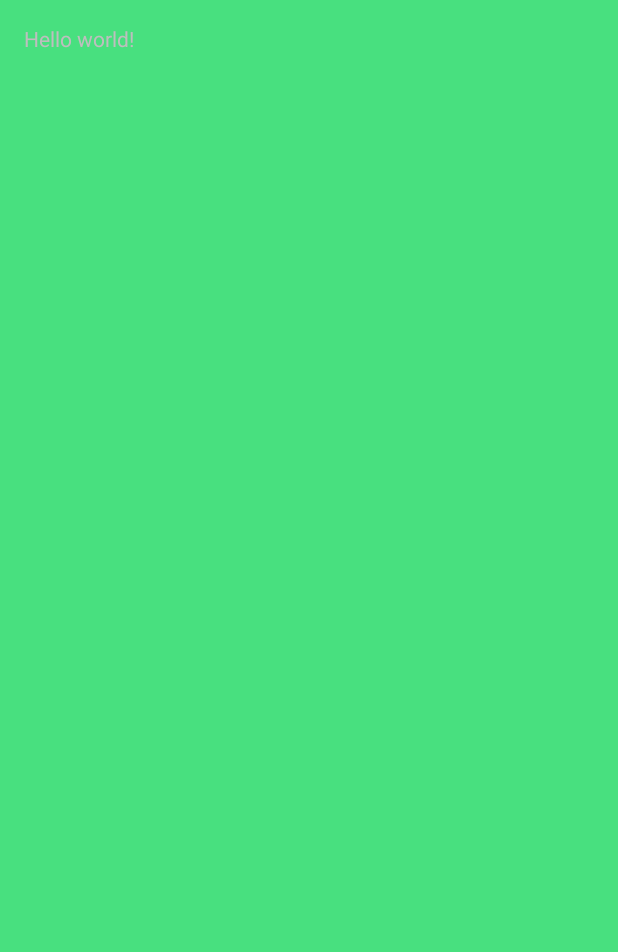
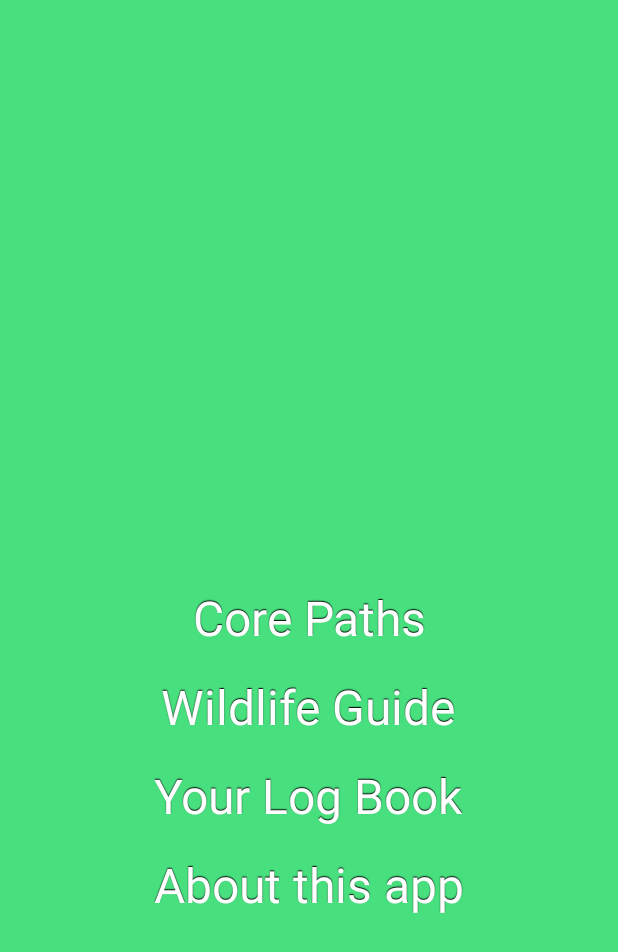
Before and after one commit to davemor/goexplore, an Android app: the screen it shows after launch (StartActivity), on a phone screen of 412 x 824 dp. Before the commit the part shown is almost empty. Shown: the top 952 px of the screen. Run offline under Robolectric (Android 15) with nearby library versions, the phone set to English and light mode, and no system bars.

Commit message:
Added style for the start fragment buttons.

```diff
--- a/app/src/main/res/layout/fragment_start.xml
+++ b/app/src/main/res/layout/fragment_start.xml
@@ -7,7 +7,40 @@
     tools:context="uk.gov.eastlothian.gowalk.ui.StartActivity$PlaceholderFragment"
     android:background="@color/background_color">
 
-    <TextView android:text="@string/hello_world" android:layout_width="wrap_content"
-        android:layout_height="wrap_content" />
+    <Button
+        android:layout_width="wrap_content"
+        android:layout_height="wrap_content"
+        android:text="@string/button_start_core_paths"
+        android:id="@+id/button_start_core_paths"
+        android:layout_centerVertical="true"
+        android:layout_centerHorizontal="true"
+        style="@style/start_activity_button" />
+
+    <Button
+        android:layout_width="wrap_content"
+        android:layout_height="wrap_content"
+        android:text="@string/button_start_wildlife"
+        android:id="@+id/button_start_wildlife"
+        android:layout_below="@+id/button_start_core_paths"
+        android:layout_centerHorizontal="true"
+        style="@style/start_activity_button" />
+
+    <Button
+        android:layout_width="wrap_content"
+        android:layout_height="wrap_content"
+        android:text="@string/button_start_logbook"
+        android:id="@+id/button_start_logbook"
+        android:layout_below="@+id/button_start_wildlife"
+        android:layout_centerHorizontal="true"
+        style="@style/start_activity_button" />
+
+    <Button
+        android:layout_width="wrap_content"
+        android:layout_height="wrap_content"
+        android:text="@string/button_start_about"
+        android:id="@+id/button_start_about"
+        android:layout_below="@+id/button_start_logbook"
+        android:layout_centerHorizontal="true"
+        style="@style/start_activity_button" />
 
 </RelativeLayout>
--- a/app/src/main/res/values/dimens.xml
+++ b/app/src/main/res/values/dimens.xml
@@ -2,4 +2,5 @@
     <!-- Default screen margins, per the Android Design guidelines. -->
     <dimen name="activity_horizontal_margin">16dp</dimen>
     <dimen name="activity_vertical_margin">16dp</dimen>
+    <dimen name="start_button_text_size">32sp</dimen>
 </resources>
--- a/app/src/main/res/values/strings.xml
+++ b/app/src/main/res/values/strings.xml
@@ -6,4 +6,9 @@
     <string name="action_settings">Settings</string>
     <string name="title_activity_start">StartActivity</string>
 
+    <string name="button_start_core_paths">Core Paths</string>
+    <string name="button_start_wildlife">Wildlife Guide</string>
+    <string name="button_start_logbook">Your Log Book</string>
+    <string name="button_start_about">About this app</string>
+
 </resources>
--- a/app/src/main/res/values/styles.xml
+++ b/app/src/main/res/values/styles.xml
@@ -5,4 +5,18 @@
         <!-- Customize your theme here. -->
     </style>
 
+    <style name="start_activity_button" parent="@android:style/Widget.Button">
+        <item name="android:gravity">center_vertical|center_horizontal</item>
+        <item name="android:textColor">#FFFFFFFF</item>
+        <item name="android:shadowColor">#FF000000</item>
+        <item name="android:shadowDx">0</item>
+        <item name="android:shadowDy">-1</item>
+        <item name="android:shadowRadius">0.2</item>
+        <item name="android:textSize">@dimen/start_button_text_size</item>
+        <item name="android:background">@android:color/transparent</item>
+        <item name="android:focusable">true</item>
+        <item name="android:clickable">true</item>
+        <item name="android:layout_marginBottom">@dimen/activity_vertical_margin</item>
+    </style>
+
 </resources>
```
